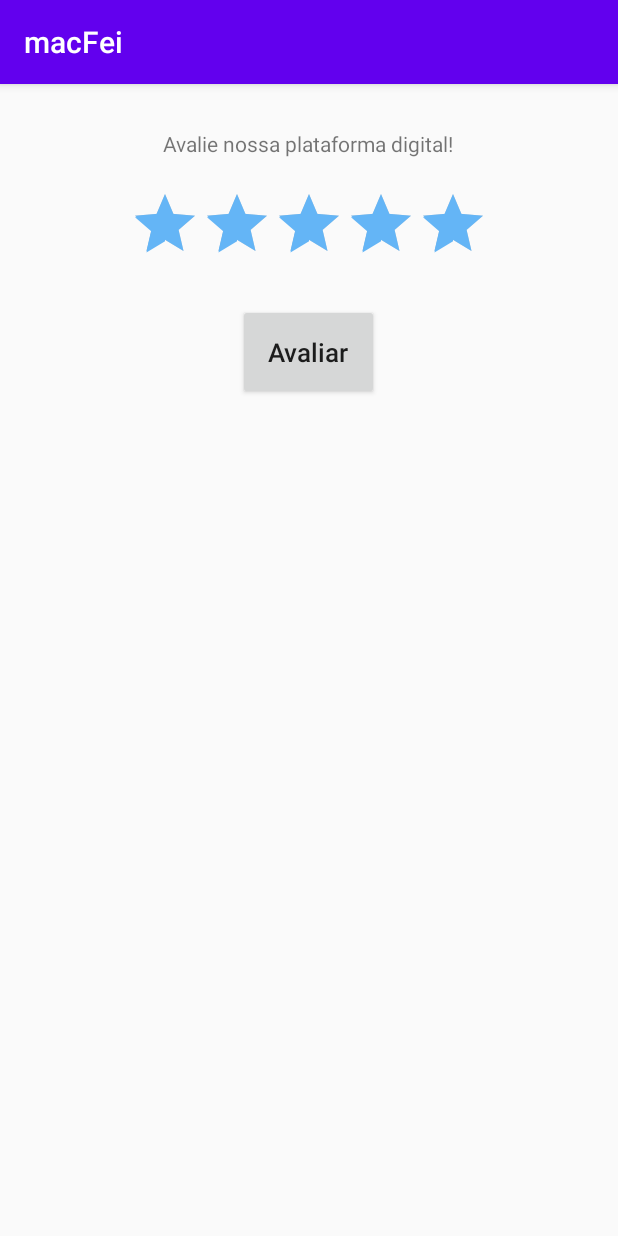
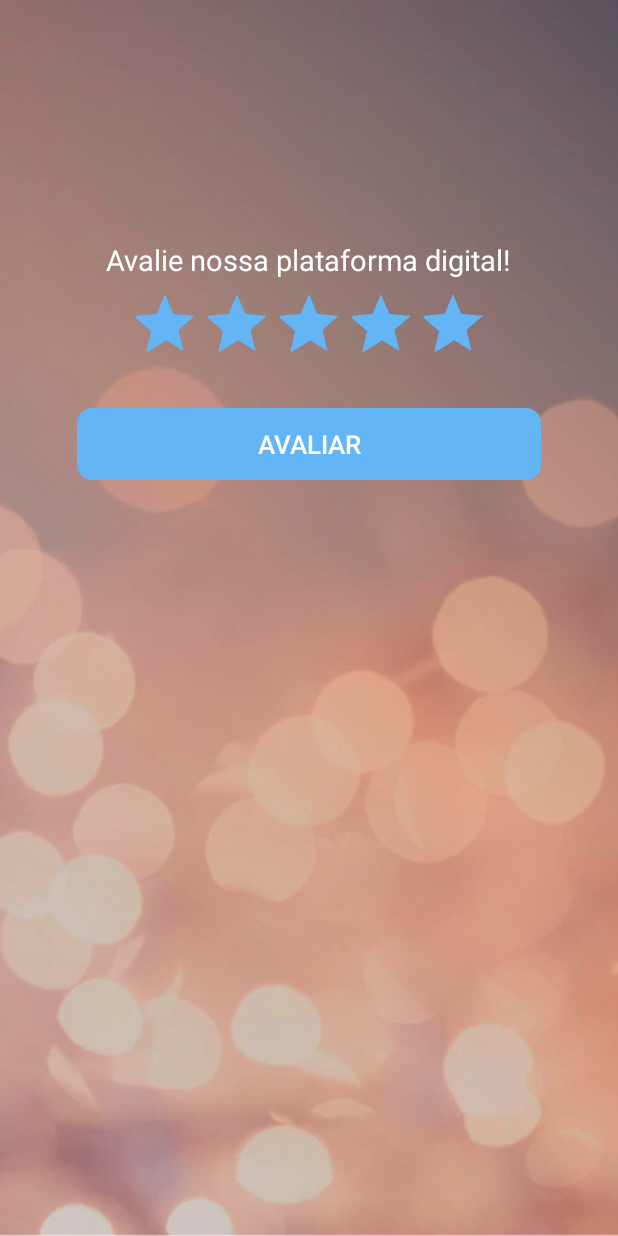
Before and after one commit to victor-m302/MacRowFront, an Android app: the Aval screen opened directly, with no data from a screen before it, on a phone screen of 412 x 824 dp. Run offline under Robolectric (Android 15) with nearby library versions, the phone set to English and light mode, and no system bars.

Commit message:
Avaliaçao Funciona
bg do aval e telas funfam

```diff
--- a/app/src/main/java/com/hyper/macfei/Aval.kt
+++ b/app/src/main/java/com/hyper/macfei/Aval.kt
@@ -11,9 +11,10 @@ class Aval : AppCompatActivity() {
     override fun onCreate(savedInstanceState: Bundle?) {
         super.onCreate(savedInstanceState)
         setContentView(R.layout.activity_aval)
+        supportActionBar?.hide()
 
 
-        val click = findViewById<Button>(R.id.button) as Button
+        val click = findViewById<Button>(R.id.button_rating) as Button
         val ratingBar = findViewById<RatingBar>(R.id.rating) as RatingBar
 
         click.setOnClickListener {
--- a/app/src/main/res/layout/activity_aval.xml
+++ b/app/src/main/res/layout/activity_aval.xml
@@ -1,6 +1,6 @@
 <?xml version="1.0" encoding="utf-8"?>
 
-<LinearLayout
+<RelativeLayout
     xmlns:android="http://schemas.android.com/apk/res/android"
     xmlns:app="http://schemas.android.com/apk/res-auto"
     xmlns:tools="http://schemas.android.com/tools"
@@ -9,13 +9,24 @@
     android:orientation="vertical"
     tools:context=".Aval">
 
+    <ImageView
+        android:id="@+id/aval_bg"
+        android:layout_width="match_parent"
+        android:layout_height="match_parent"
+        android:layout_marginTop="0dp"
+        android:layout_marginBottom="0dp"
+        android:scaleType="centerCrop"
+        android:src="@drawable/rating_bg"  />
 
     <TextView
         android:layout_width="wrap_content"
         android:layout_height="wrap_content"
-        android:layout_marginTop="30dp"
+        android:layout_marginTop="1in"
         android:text="Avalie nossa plataforma digital!"
-        android:layout_gravity="center"
+        android:layout_centerHorizontal="true"
+        android:fontFamily="sans-serif"
+        android:textColor="#ffffff"
+        android:textSize="19sp"
         />
 
     <RatingBar
@@ -23,22 +34,25 @@
         style="@style/Widget.AppCompat.RatingBar"
         android:layout_width="wrap_content"
         android:layout_height="wrap_content"
-        android:layout_gravity="center"
-        android:layout_margin="20dp"
+        android:layout_centerHorizontal="true"
+        android:layout_marginTop="1.2in"
         android:numStars="5"
         android:rating="5"
         android:stepSize="0.25" />
 
     <Button
-        android:id="@+id/button"
+        android:id="@+id/button_rating"
         android:layout_width="wrap_content"
         android:layout_height="wrap_content"
+        android:layout_centerHorizontal="true"
+        android:layout_marginTop="1.7in"
+        android:background="@drawable/roundstyle"
+        android:backgroundTint="#64B5F6"
+        android:paddingHorizontal="120dp"
         android:text="Avaliar"
-        android:padding="20dp"
         android:textSize="17sp"
-        android:textAllCaps="false"
-        android:layout_gravity="center"
-        />
+        android:textColor="#ffffff" />
 
 
-</LinearLayout>
+
+</RelativeLayout>
```
Also changed, not shown: app/src/main/res/drawable/conf.png (added), app/src/main/res/drawable/pagto.png (added), app/src/main/res/drawable/painel.png (added), app/src/main/res/drawable/pedidos.png (added), app/src/main/res/drawable/prato_bg.png (added), app/src/main/res/drawable/rating_bg.png (added).
